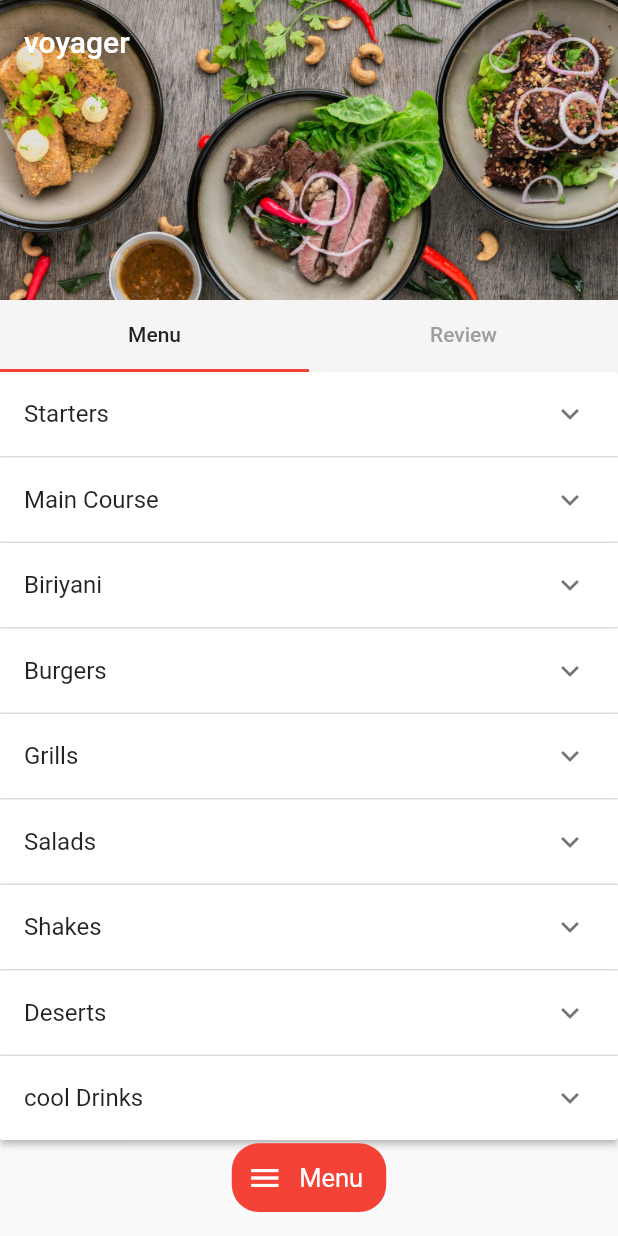
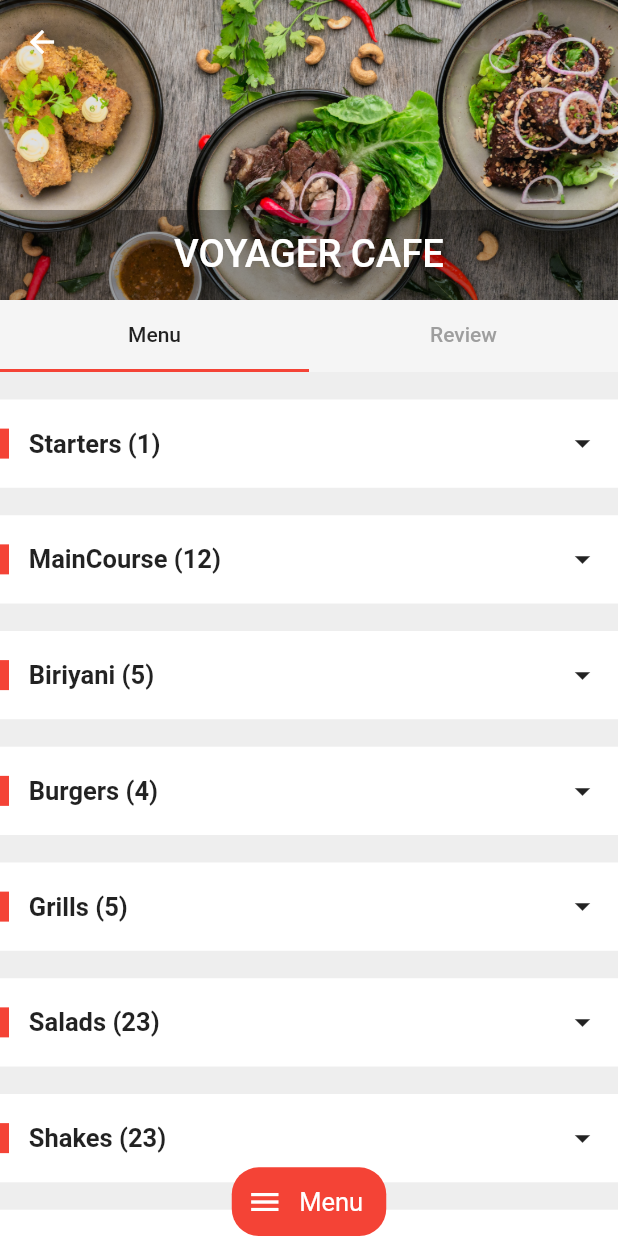
Before and after one commit to ayyubivh/zomato-menu, a Flutter app: the screen it shows after launch, on a phone screen of 412 x 824 dp. Run offline on Flutter 3.47's test engine with Material 2 defaults, Android fonts, the phone set to English and light mode, and no system bars; our stand-ins replace cached_network_image, flutter_rating_bar.

```diff
--- a/lib/main.dart
+++ b/lib/main.dart
@@ -1,5 +1,6 @@
 import 'package:flutter/material.dart';
 import 'package:food_delivery_app/view/home/screens/home_screen.dart';
+import 'package:food_delivery_app/view/splash/splas_screen.dart';
 
 void main() {
   runApp(const MyApp());
@@ -15,7 +16,7 @@ class MyApp extends StatelessWidget {
       theme: ThemeData(
         primarySwatch: Colors.red,
       ),
-      home: const HomeScreen(),
+      home: SplashScreen(),
     );
   }
 }
--- a/lib/view/home/screens/home_screen.dart
+++ b/lib/view/home/screens/home_screen.dart
@@ -1,6 +1,6 @@
 import 'package:flutter/material.dart';
-import 'package:food_delivery_app/view/home/widgets/menu_tab_bar.dart';
 import 'package:food_delivery_app/view/home/widgets/review_tab_bar.dart';
+import 'package:food_delivery_app/view/home/widgets/sampl_bar.dart';
 
 class HomeScreen extends StatelessWidget {
   const HomeScreen({super.key});
@@ -14,14 +14,39 @@ class HomeScreen extends StatelessWidget {
         body: NestedScrollView(
           headerSliverBuilder: (context, innerBoxIsScrolled) {
             return [
+              SliverOverlapAbsorber(
+                handle:
+                    NestedScrollView.sliverOverlapAbsorberHandleFor(context),
+              ),
               SliverAppBar(
-                // pinned: true,
-                title: Text("voyager"),
+                pinned: true,
                 expandedHeight: 200.0,
                 flexibleSpace: FlexibleSpaceBar(
-                  background: Image.asset(
-                    'assets/img1.jpg',
-                    fit: BoxFit.cover,
+                  centerTitle: true,
+                  title: const Text(
+                    "VOYAGER CAFE",
+                    style: TextStyle(
+                      fontSize: 17,
+                    ),
+                    textAlign: TextAlign.center,
+                  ),
+                  background: Stack(
+                    children: [
+                      SizedBox(
+                        width: double.infinity,
+                        child: Image.asset(
+                          'assets/img1.jpg',
+                          fit: BoxFit.cover,
+                        ),
+                      ),
+                      Align(
+                        alignment: Alignment.bottomLeft,
+                        child: Container(
+                          height: 60,
+                          color: Colors.black.withOpacity(0.3),
+                        ),
+                      )
+                    ],
                   ),
                 ),
               ),
@@ -41,7 +66,7 @@ class HomeScreen extends StatelessWidget {
           },
           body: const TabBarView(
             children: [
-              MenuTabBar(),
+              MenuScreen(),
               ReviewTabBar(),
             ],
           ),
--- a/lib/view/home/widgets/menu_tab_bar.dart
+++ /dev/null
@@ -1,136 +0,0 @@
-import 'package:flutter/material.dart';
-import 'package:food_delivery_app/core/utils.dart';
-import 'package:food_delivery_app/view/home/widgets/menuitems/burger_item.dart';
-import 'package:food_delivery_app/view/home/widgets/menuitems/cool_drinks.dart';
-import 'package:food_delivery_app/view/home/widgets/menuitems/deserts_item.dart';
-import 'package:food_delivery_app/view/home/widgets/menuitems/grills_item.dart';
-import 'package:food_delivery_app/view/home/widgets/menuitems/main_course_items.dart';
-import 'package:food_delivery_app/view/home/widgets/menuitems/salad_item.dart';
-import 'package:food_delivery_app/view/home/widgets/menuitems/shakes_item.dart';
-import 'package:food_delivery_app/view/home/widgets/show_menu.dart';
-
-import 'menuitems/biriyani.dart';
-import 'menuitems/starters.dart';
-
-class MenuTabBar extends StatefulWidget {
-  const MenuTabBar({Key? key}) : super(key: key);
-  @override
-  State<MenuTabBar> createState() => _MenuTabBarState();
-}
-
-class _MenuTabBarState extends State<MenuTabBar> {
-  final List<Step> _steps = getSteps();
-  @override
-  Widget build(BuildContext context) {
-    Size size = MediaQuery.of(context).size;
-
-    return Scaffold(
-      body: SingleChildScrollView(
-        child: Container(
-          child: _renderSteps(),
-        ),
-      ),
-      floatingActionButtonLocation: FloatingActionButtonLocation.centerFloat,
-      floatingActionButton: GestureDetector(
-        onTapDown: (details) => showMenyPopup(details, context),
-        child: Container(
-          height: size.height / 18,
-          width: size.width / 4,
-          decoration: BoxDecoration(
-            borderRadius: BorderRadius.circular(18),
-            color: GlobalVariables.primaryColors,
-          ),
-          child: Row(
-            children: const [
-              Padding(
-                padding: EdgeInsets.all(10.0),
-                child: Icon(
-                  Icons.menu,
-                  color: Colors.white,
-                ),
-              ),
-              Padding(
-                padding: EdgeInsets.all(1.0),
-                child: Text(
-                  "Menu",
-                  style: TextStyle(
-                    color: Colors.white,
-                    fontSize: 17,
-                  ),
-                ),
-              )
-            ],
-          ),
-        ),
-      ),
-    );
-  }
-
-  Widget _renderSteps() {
-    return ExpansionPanelList(
-      expansionCallback: (int index, bool isExpanded) {
-        setState(() {
-          _steps[index].isExpanded = !isExpanded;
-        });
-      },
-      children: _steps.map<ExpansionPanel>((Step step) {
-        return ExpansionPanel(
-          headerBuilder: (BuildContext context, bool isExpanded) {
-            return ListTile(
-              title: Text(step.title),
-            );
-          },
-          body: step.body,
-          isExpanded: step.isExpanded,
-        );
-      }).toList(),
-    );
-  }
-}
-
-class Step {
-  Step({required this.title, required this.body, this.isExpanded = false});
-  String title;
-  Widget body;
-  bool isExpanded;
-}
-
-List<Step> getSteps() {
-  return [
-    Step(
-      title: "${GlobalVariables.categories[0]}",
-      body: const StartesItems(),
-    ),
-    Step(
-        title: "${GlobalVariables.categories[1]}",
-        body: const MainCourseItem()),
-    Step(
-      title: "${GlobalVariables.categories[2]}",
-      body: const BiriyaniItems(),
-    ),
-    Step(
-      title: "${GlobalVariables.categories[3]}",
-      body: const BurgerItem(),
-    ),
-    Step(
-      title: "${GlobalVariables.categories[4]}",
-      body: const GrillItem(),
-    ),
-    Step(
-      title: "${GlobalVariables.categories[5]}",
-      body: const SaladItem(),
-    ),
-    Step(
-      title: "${GlobalVariables.categories[6]}",
-      body: const ShakesItem(),
-    ),
-    Step(
-      title: "${GlobalVariables.categories[7]}",
-      body: const DesertsItem(),
-    ),
-    Step(
-      title: "${GlobalVariables.categories[8]}",
-      body: const CoolDrinks(),
-    ),
-  ];
-}
--- /dev/null
+++ b/lib/view/home/widgets/sampl_bar.dart
@@ -0,0 +1,313 @@
+import 'package:flutter/material.dart';
+import 'package:food_delivery_app/core/utils.dart';
+import 'package:food_delivery_app/view/home/widgets/menuitems/biriyani.dart';
+import 'package:food_delivery_app/view/home/widgets/menuitems/burger_item.dart';
+import 'package:food_delivery_app/view/home/widgets/menuitems/cool_drinks.dart';
+import 'package:food_delivery_app/view/home/widgets/menuitems/deserts_item.dart';
+import 'package:food_delivery_app/view/home/widgets/menuitems/main_course_items.dart';
+import 'package:food_delivery_app/view/home/widgets/menuitems/salad_item.dart';
+import 'package:food_delivery_app/view/home/widgets/menuitems/shakes_item.dart';
+import 'package:food_delivery_app/view/home/widgets/menuitems/starters.dart';
+
+import 'menuitems/grills_item.dart';
+
+class MenuScreen extends StatefulWidget {
+  const MenuScreen({super.key});
+
+  @override
+  MenuScreenState createState() => MenuScreenState();
+}
+
+class MenuScreenState extends State<MenuScreen> {
+  @override
+  void initState() {
+    super.initState();
+    for (int i = 0; i <= 8; i++) {
+      isEnabled.add(false);
+    }
+  }
+
+  List<bool> isEnabled = [];
+
+  void onPressed(
+    TapDownDetails details,
+    BuildContext context,
+  ) async {
+    Offset offset = details.globalPosition;
+
+    await showMenu(
+      context: context,
+      position: RelativeRect.fromLTRB(offset.dx, offset.dy, 0, 0),
+      items: [
+        PopupMenuItem(
+          child: const Text("Starters"),
+          onTap: () {
+            if (isEnabled[0]) {
+              setState(() {
+                isEnabled[0] = false;
+              });
+            } else {
+              setState(() {
+                isEnabled[0] = true;
+              });
+            }
+          },
+        ),
+        PopupMenuItem(
+          child: const Text("MainCourse"),
+          onTap: () {
+            if (isEnabled[1]) {
+              setState(() {
+                isEnabled[1] = false;
+              });
+            } else {
+              setState(() {
+                isEnabled[1] = true;
+              });
+            }
+          },
+        ),
+        PopupMenuItem(
+          child: const Text("Biriyani"),
+          onTap: () {
+            if (isEnabled[2]) {
+              setState(() {
+                isEnabled[2] = false;
+              });
+            } else {
+              setState(() {
+                isEnabled[2] = true;
+              });
+            }
+          },
+        ),
+        PopupMenuItem(
+          child: const Text("Burgers"),
+          onTap: () {
+            if (isEnabled[3]) {
+              setState(() {
+                isEnabled[3] = false;
+              });
+            } else {
+              setState(() {
+                isEnabled[3] = true;
+              });
+            }
+          },
+        ),
+        PopupMenuItem(
+          child: const Text("Grills"),
+          onTap: () {
+            if (isEnabled[4]) {
+              setState(() {
+                isEnabled[4] = false;
+              });
+            } else {
+              setState(() {
+                isEnabled[4] = true;
+              });
+            }
+          },
+        ),
+        PopupMenuItem(
+          child: const Text("Salads"),
+          onTap: () {
+            if (isEnabled[5]) {
+              setState(() {
+                isEnabled[5] = false;
+              });
+            } else {
+              setState(() {
+                isEnabled[5] = true;
+              });
+            }
+          },
+        ),
+        PopupMenuItem(
+          child: const Text("Shakes"),
+          onTap: () {
+            if (isEnabled[6]) {
+              setState(() {
+                isEnabled[6] = false;
+              });
+            } else {
+              setState(() {
+                isEnabled[6] = true;
+              });
+            }
+          },
+        ),
+        PopupMenuItem(
+          child: const Text("Deserts"),
+          onTap: () {
+            if (isEnabled[7]) {
+              setState(() {
+                isEnabled[7] = false;
+              });
+            } else {
+              setState(() {
+                isEnabled[7] = true;
+              });
+            }
+          },
+        ),
+        PopupMenuItem(
+          child: const Text("Cool Drinks"),
+          onTap: () {
+            if (isEnabled[8]) {
+              setState(() {
+                isEnabled[8] = false;
+              });
+            } else {
+              setState(() {
+                isEnabled[8] = true;
+              });
+            }
+          },
+        ),
+      ],
+    );
+  }
+
+  @override
+  Widget build(BuildContext context) {
+    final size = MediaQuery.of(context).size;
+    final kHeight = SizedBox(
+      height: size.height / 45,
+    );
+    return Scaffold(
+      body: SingleChildScrollView(
+        child: Container(
+          color: Colors.grey[200],
+          child: Column(
+            children: [
+              kHeight,
+              menuTitle(size, 1, "Starters", 0),
+              isEnabled[0] ? const StartesItems() : kHeight,
+              menuTitle(size, 12, "MainCourse", 1),
+              isEnabled[1] ? const MainCourseItem() : kHeight,
+              menuTitle(size, 5, "Biriyani", 2),
+              isEnabled[2] ? const BiriyaniItems() : kHeight,
+              menuTitle(size, 4, "Burgers", 3),
+              isEnabled[3] ? const BurgerItem() : kHeight,
+              menuTitle(size, 5, "Grills", 4),
+              isEnabled[4] ? const GrillItem() : kHeight,
+              menuTitle(size, 23, "Salads", 5),
+              isEnabled[5] ? const SaladItem() : kHeight,
+              menuTitle(size, 23, "Shakes", 6),
+              isEnabled[6] ? const ShakesItem() : kHeight,
+              menuTitle(size, 23, "Deserts", 7),
+              isEnabled[7] ? const DesertsItem() : kHeight,
+              menuTitle(size, 23, "Cool Drinks", 8),
+              isEnabled[8] ? const CoolDrinks() : kHeight,
+              kHeight,
+            ],
+          ),
+        ),
+      ),
+      floatingActionButtonLocation: FloatingActionButtonLocation.centerDocked,
+      floatingActionButton: GestureDetector(
+        onTapDown: (details) => onPressed(details, context),
+        child: Container(
+          height: size.height / 18,
+          width: size.width / 4,
+          decoration: BoxDecoration(
+            borderRadius: BorderRadius.circular(18),
+            color: GlobalVariables.primaryColors,
+          ),
+          child: Row(
+            children: const [
+              Padding(
+                padding: EdgeInsets.all(10.0),
+                child: Icon(
+                  Icons.menu,
+                  color: Colors.white,
+                ),
+              ),
+              Padding(
+                padding: EdgeInsets.all(1.0),
+                child: Text(
+                  "Menu",
+                  style: TextStyle(
+                    color: Colors.white,
+                    fontSize: 17,
+                  ),
+                ),
+              )
+            ],
+          ),
+        ),
+      ),
+    );
+  }
+
+  Widget menuTitle(Size size, int items, String title, int index) {
+    return GestureDetector(
+      onTap: () {
+        if (isEnabled[index]) {
+          setState(() {
+            isEnabled[index] = false;
+          });
+        } else {
+          setState(() {
+            isEnabled[index] = true;
+          });
+        }
+      },
+      child: Container(
+        height: size.height / 14,
+        width: size.width,
+        decoration: const BoxDecoration(
+          color: Colors.white,
+          // border: Border.symmetric(
+          //   horizontal: BorderSide(color: Colors.grey, width: 0.5),
+          // ),
+        ),
+        child: Row(
+          children: [
+            Container(
+              width: 6,
+              height: 20,
+              color: GlobalVariables.primaryColors,
+            ),
+            SizedBox(
+              height: size.height / 10,
+              width: size.width / 1.2,
+              child: Column(
+                mainAxisAlignment: MainAxisAlignment.center,
+                children: [
+                  SizedBox(
+                    width: size.width / 1.3,
+                    child: Text(
+                      '$title ($items)',
+                      style: const TextStyle(
+                        fontSize: 17,
+                        fontWeight: FontWeight.bold,
+                      ),
+                    ),
+                  ),
+                ],
+              ),
+            ),
+            Container(
+              height: size.height / 10,
+              width: size.width / 8,
+              alignment: Alignment.centerRight,
+              child: const Icon(
+                Icons.arrow_drop_down,
+                size: 25,
+              ),
+            )
+          ],
+        ),
+      ),
+    );
+  }
+}
+
+class OffersData {
+  String title, subtitle;
+  Color color;
+  OffersData(
+      {required this.color, required this.subtitle, required this.title});
+}
```
Also changed, not shown: lib/view/home/widgets/menuitems/biriyani.dart (+6 -2 lines), lib/view/home/widgets/menuitems/burger_item.dart (+6 -2 lines), lib/view/home/widgets/menuitems/cool_drinks.dart (+6 -2 lines), lib/view/home/widgets/menuitems/deserts_item.dart (+6 -2 lines), lib/view/home/widgets/menuitems/grills_item.dart (+6 -2 lines), lib/view/home/widgets/menuitems/main_course_items.dart (+6 -2 lines), lib/view/home/widgets/menuitems/salad_item.dart (+6 -2 lines), lib/view/home/widgets/menuitems/shakes_item.dart (+6 -2 lines), lib/view/home/widgets/menuitems/starters.dart (+6 -2 lines), lib/view/home/widgets/show_menu.dart (+67 -10 lines), lib/view/splash/splas_screen.dart (added, +51 -0 lines).
